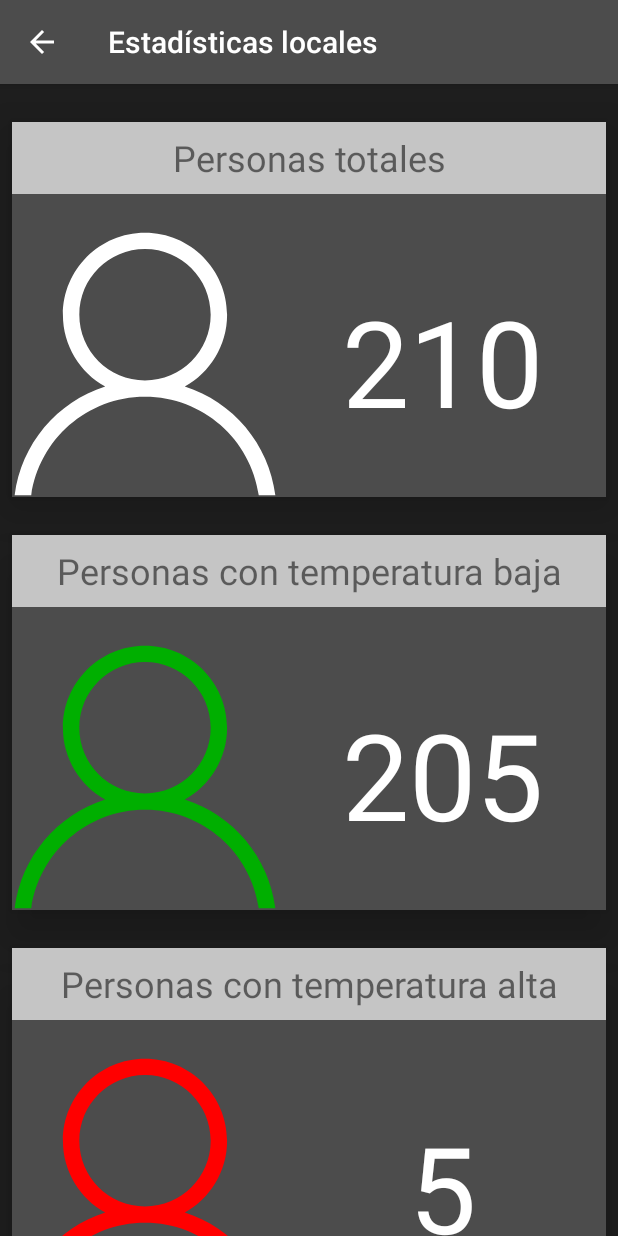
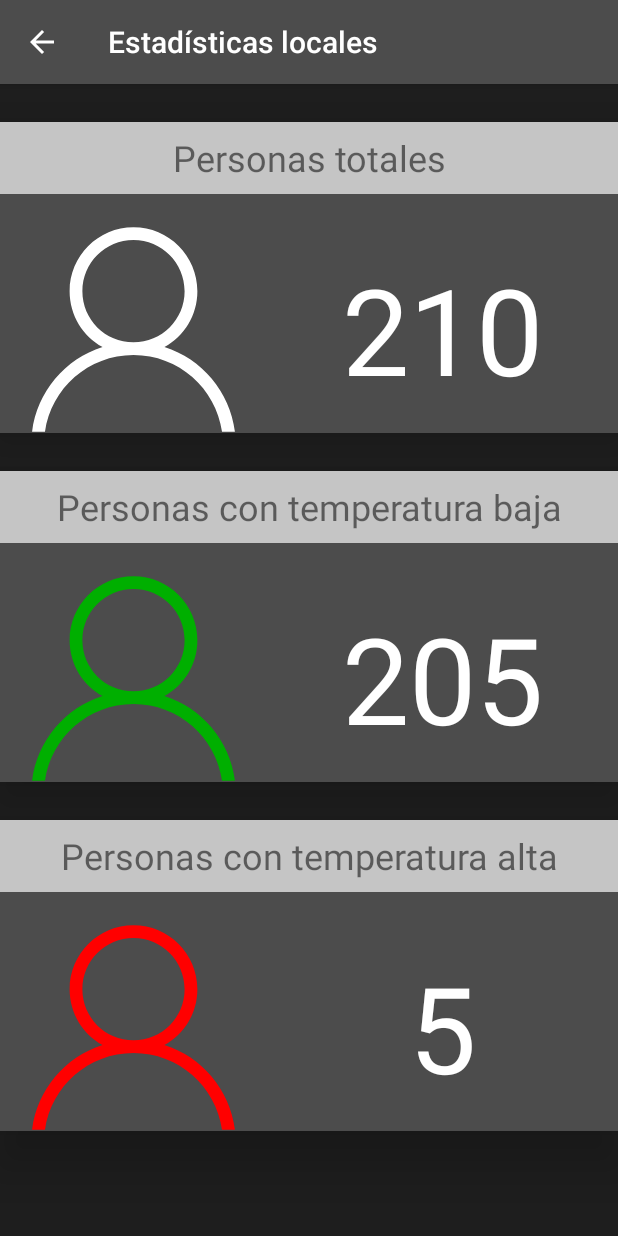
Before and after one commit to JularBruno/sanitationModuleApp, an Android app: the FirstFragment screen opened directly, with no data from a screen before it, on a phone screen of 412 x 824 dp. Run offline under Robolectric (Android 15) with nearby library versions, the phone set to English and light mode, and no system bars.

Commit message:
responsive

```diff
--- a/app/src/main/res/layout/fragment_first.xml
+++ b/app/src/main/res/layout/fragment_first.xml
@@ -10,7 +10,9 @@
     <LinearLayout
         android:id="@+id/linearLayout"
         android:layout_width="0dp"
-        android:layout_height="250dp"
+        android:layout_height="0dp"
+        app:layout_constraintHeight_percent="0.27"
+        app:layout_constraintWidth_percent="1"
         android:layout_marginStart="8dp"
         android:layout_marginLeft="8dp"
         android:layout_marginTop="25dp"
@@ -52,7 +54,7 @@
                 android:id="@+id/imageView3"
                 android:layout_width="177dp"
                 android:layout_height="match_parent"
-                android:scaleType="fitEnd"
+                android:scaleType="centerInside"
                 app:srcCompat="@drawable/person" />
 
             <TextView
@@ -74,7 +76,9 @@
     <LinearLayout
         android:id="@+id/linearLayout2"
         android:layout_width="0dp"
-        android:layout_height="250dp"
+        android:layout_height="0dp"
+        app:layout_constraintHeight_percent="0.27"
+        app:layout_constraintWidth_percent="1"
         android:layout_marginStart="8dp"
         android:layout_marginLeft="8dp"
         android:layout_marginTop="25dp"
@@ -116,7 +120,7 @@
                 android:id="@+id/imageView4"
                 android:layout_width="177dp"
                 android:layout_height="match_parent"
-                android:scaleType="fitEnd"
+                android:scaleType="centerInside"
                 app:srcCompat="@drawable/persongreen" />
 
             <TextView
@@ -136,7 +140,9 @@
 
     <LinearLayout
         android:layout_width="0dp"
-        android:layout_height="250dp"
+        android:layout_height="0dp"
+        app:layout_constraintHeight_percent="0.27"
+        app:layout_constraintWidth_percent="1"
         android:layout_marginStart="8dp"
         android:layout_marginLeft="8dp"
         android:layout_marginTop="25dp"
@@ -178,7 +184,7 @@
                 android:id="@+id/imageView6"
                 android:layout_width="177dp"
                 android:layout_height="match_parent"
-                android:scaleType="fitEnd"
+                android:scaleType="centerInside"
                 app:srcCompat="@drawable/personred" />
 
             <TextView
```
Also changed, not shown: app/src/main/res/layout/activity_main.xml (+15 -8 lines).
